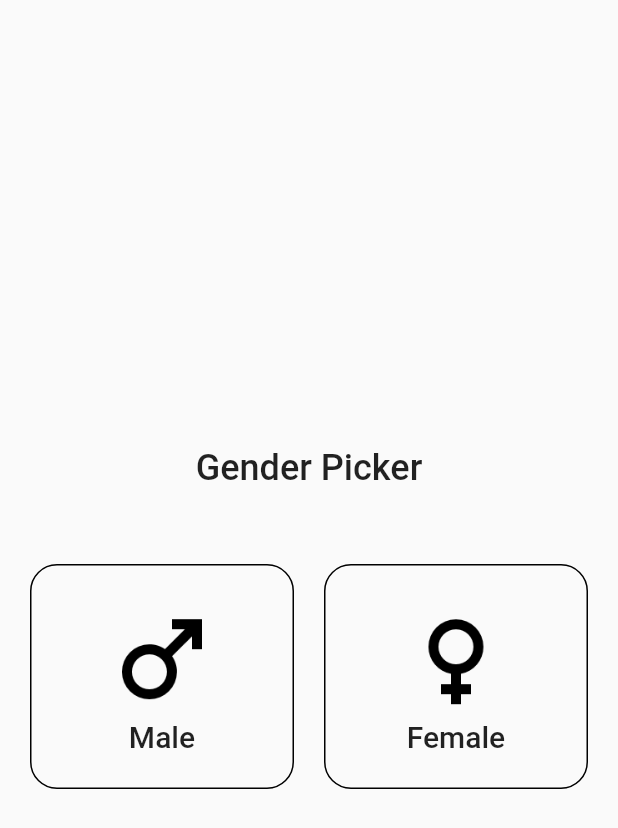
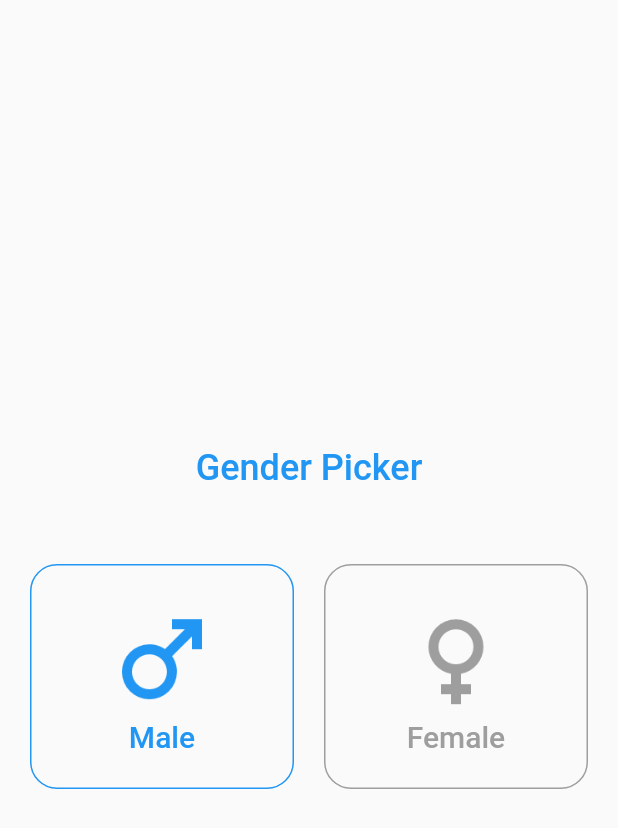
Before and after one commit to abdulazizpermana/gender_picker, a Flutter app: the screen it shows after launch, on a phone screen of 412 x 824 dp. Shown: the top 828 px of the screen. Run offline on Flutter 3.47's test engine with Material 2 defaults, Android fonts, the phone set to English and light mode, and no system bars.

Commit message:
add provider

```diff
--- /dev/null
+++ b/lib/gender_provider.dart
@@ -0,0 +1,17 @@
+import 'package:flutter/cupertino.dart';
+import 'package:flutter/material.dart';
+
+class GenderProvider with ChangeNotifier {
+  bool _isMale = true;
+
+  bool get isMale => _isMale;
+
+  set isMale(bool newValue) {
+    _isMale = newValue;
+    notifyListeners();
+  }
+
+  get color => _isMale ? Colors.blue : Colors.pink;
+  get maleColor => _isMale ? Colors.blue : Colors.grey;
+  get femaleColor => _isMale ? Colors.grey : Colors.pink;
+}
--- a/lib/main.dart
+++ b/lib/main.dart
@@ -1,4 +1,8 @@
 import 'package:flutter/material.dart';
+
+import 'package:provider/provider.dart';
+
+import 'gender_provider.dart';
 
 void main() {
   runApp(const MyApp());
@@ -10,21 +14,26 @@ class MyApp extends StatelessWidget {
   // This widget is the root of your application.
   @override
   Widget build(BuildContext context) {
-    return MaterialApp(
+    return ChangeNotifierProvider<GenderProvider>(
+      create: (context) => GenderProvider(),
+      child: MaterialApp(
         debugShowCheckedModeBanner: false,
         home: Scaffold(
           body: Container(
-          padding: EdgeInsets.symmetric(
+            padding: const EdgeInsets.symmetric(
               horizontal: 20,
             ),
             child: Column(
               mainAxisAlignment: MainAxisAlignment.center,
               children: [
-              const Text(
+                Consumer<GenderProvider>(
+                  builder: (context, genderProvider, _) => Text(
                     "Gender Picker",
                     style: TextStyle(
                       fontSize: 24,
                       fontWeight: FontWeight.w500,
+                      color: genderProvider.color,
+                    ),
                   ),
                 ),
                 const SizedBox(
@@ -33,11 +42,17 @@ class MyApp extends StatelessWidget {
                 Row(
                   children: [
                     Expanded(
+                      child: Consumer<GenderProvider>(
+                        builder: (context, genderProvider, _) =>
+                            GestureDetector(
+                          onTap: () {
+                            genderProvider.isMale = true;
+                          },
                           child: Container(
                             height: 150,
                             decoration: BoxDecoration(
                               border: Border.all(
-                          color: Colors.black,
+                                color: genderProvider.maleColor,
                               ),
                               borderRadius: BorderRadius.circular(
                                 18,
@@ -49,15 +64,19 @@ class MyApp extends StatelessWidget {
                                 Image.asset(
                                   "assets/icon_male.png",
                                   height: 80,
+                                  color: genderProvider.maleColor,
                                 ),
-                          const Text(
+                                Text(
                                   "Male",
                                   style: TextStyle(
                                     fontSize: 20,
                                     fontWeight: FontWeight.w500,
+                                    color: genderProvider.maleColor,
                                   ),
                                 )
                               ],
+                            ),
+                          ),
                         ),
                       ),
                     ),
@@ -65,11 +84,17 @@ class MyApp extends StatelessWidget {
                       width: 20,
                     ),
                     Expanded(
+                      child: Consumer<GenderProvider>(
+                        builder: (context, genderProvider, _) =>
+                            GestureDetector(
+                          onTap: () {
+                            genderProvider.isMale = false;
+                          },
                           child: Container(
                             height: 150,
                             decoration: BoxDecoration(
                               border: Border.all(
-                          color: Colors.black,
+                                color: genderProvider.femaleColor,
                               ),
                               borderRadius: BorderRadius.circular(
                                 18,
@@ -81,15 +106,19 @@ class MyApp extends StatelessWidget {
                                 Image.asset(
                                   "assets/icon_female.png",
                                   height: 80,
+                                  color: genderProvider.femaleColor,
                                 ),
-                          const Text(
+                                Text(
                                   "Female",
                                   style: TextStyle(
                                     fontSize: 20,
                                     fontWeight: FontWeight.w500,
+                                    color: genderProvider.femaleColor,
                                   ),
                                 )
                               ],
+                            ),
+                          ),
                         ),
                       ),
                     ),
@@ -99,6 +128,7 @@ class MyApp extends StatelessWidget {
             ),
           ),
         ),
+      ),
     );
   }
 }
```
Lines whose indentation alone changed are shown as unchanged.
